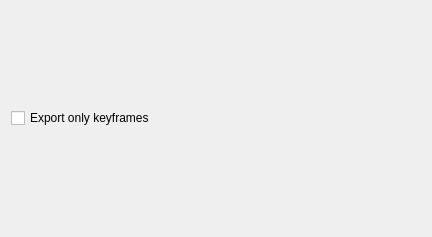
The window that krita/plugins/formats/kranimseq/kis_wdg_options_kranimseq.ui (KDE/krita) describes before a commit, drawn with Qt 5.
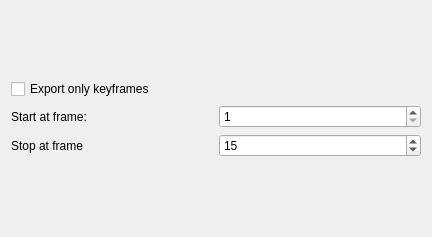
The same window after the commit.

What changed in the file:
```diff
--- a/krita/plugins/formats/kranimseq/kis_wdg_options_kranimseq.ui
+++ b/krita/plugins/formats/kranimseq/kis_wdg_options_kranimseq.ui
@@ -14,8 +14,25 @@
    <string>PNG Options</string>
   </property>
   <layout class="QGridLayout" name="gridLayout">
-   <item row="0" column="0">
+   <item row="1" column="0">
     <layout class="QGridLayout" name="mainLayout">
+     <item row="1" column="0">
+      <widget class="QLabel" name="startFrameLabel">
+       <property name="text">
+        <string>Start at frame:</string>
+       </property>
+      </widget>
+     </item>
+     <item row="1" column="1">
+      <widget class="QSpinBox" name="startFrameInput">
+       <property name="minimum">
+        <number>1</number>
+       </property>
+       <property name="maximum">
+        <number>10000</number>
+       </property>
+      </widget>
+     </item>
      <item row="0" column="0">
       <widget class="QCheckBox" name="keyFrameOnly">
        <property name="text">
@@ -23,6 +40,26 @@
        </property>
       </widget>
      </item>
+     <item row="2" column="0">
+      <widget class="QLabel" name="stopFrameLabel">
+       <property name="text">
+        <string>Stop at frame</string>
+       </property>
+      </widget>
+     </item>
+     <item row="2" column="1">
+      <widget class="QSpinBox" name="stopFrameInput">
+       <property name="minimum">
+        <number>1</number>
+       </property>
+       <property name="maximum">
+        <number>10000</number>
+       </property>
+       <property name="value">
+        <number>15</number>
+       </property>
+      </widget>
+     </item>
     </layout>
    </item>
   </layout>
```
